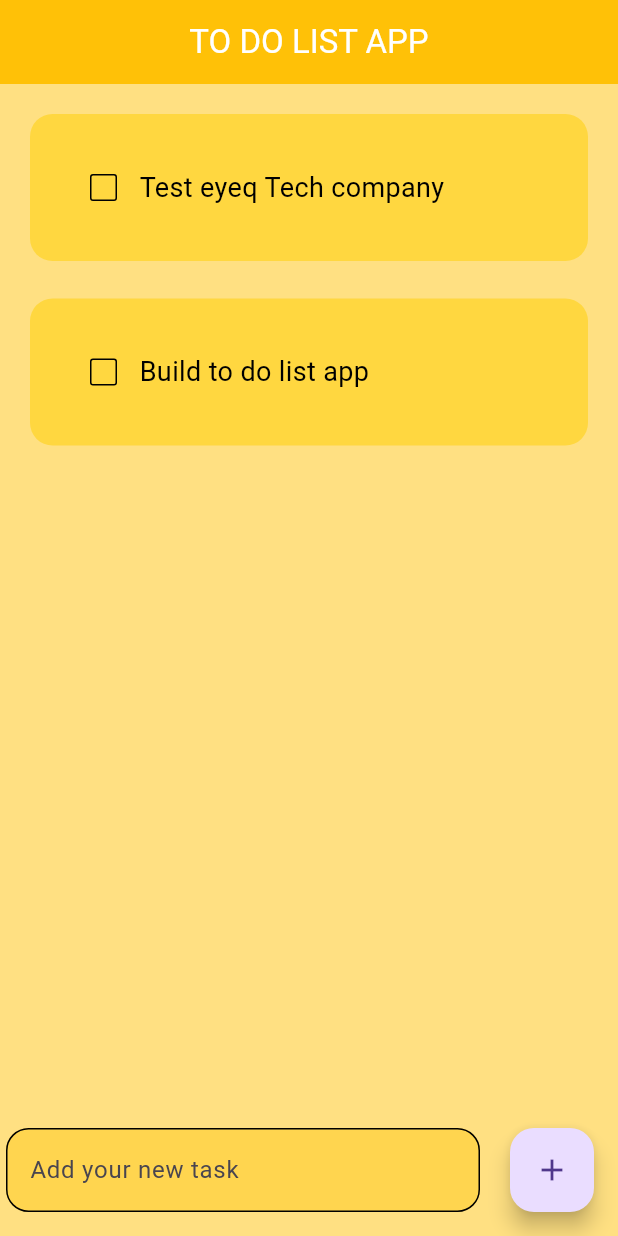
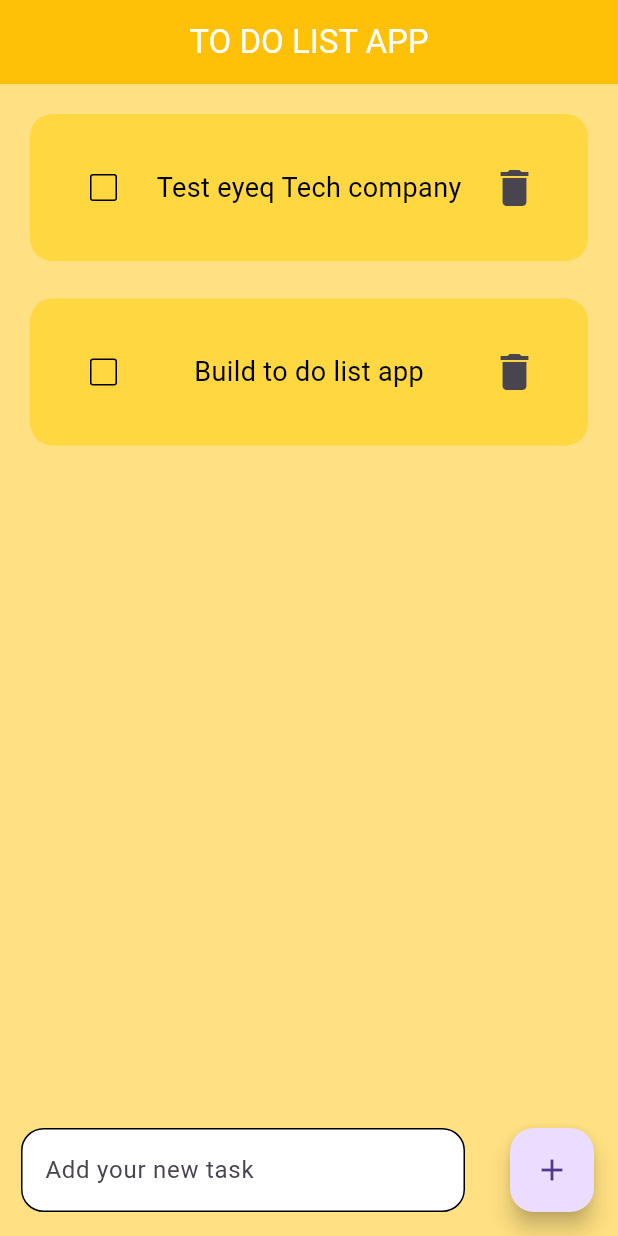
Before and after one commit to HTNhan0505/Todo_list_app, a Flutter app: the screen it shows after launch, on a phone screen of 412 x 824 dp. Run offline on Flutter 3.47's test engine with Material 3 defaults, Android fonts, the phone set to English and light mode, and no system bars; our stand-ins replace flutter_slidable.

Commit message:
update delete task and validate form

```diff
--- a/lib/pages/home_page.dart
+++ b/lib/pages/home_page.dart
@@ -10,6 +10,8 @@ class HomePage extends StatefulWidget {
 
 class _HomePageState extends State<HomePage> {
   final _text = TextEditingController();
+  bool _validate = false;
+
   List toDoList = [
     ['Test eyeq Tech company', false],
     ['Build to do list app', false]
@@ -22,9 +24,22 @@ class _HomePageState extends State<HomePage> {
   }
 
   void createNewTab() {
+    if(_text.text.isEmpty) {
+      setState(() {
+        _validate = true;
+      });
+    } else {
+      setState(() {
+        _validate = false;
+        toDoList.add([_text.text, false]);
+        _text.clear();
+      });
+    }
+  }
+
+  void deleteTask(int index) {
     setState(() {
-      toDoList.add([_text.text,false]);
-      _text.clear();
+      toDoList.removeAt(index);
     });
   }
 
@@ -45,19 +60,21 @@ class _HomePageState extends State<HomePage> {
               taskName: toDoList[index][0],
               isCompleted: toDoList[index][1],
               onChanged: (value) => checkBoxChanged(index),
+              handleDelete: () => deleteTask(index),
             );
           }),
       floatingActionButton: Row(
         children: [
           Expanded(
               child: Padding(
-            padding: const EdgeInsets.symmetric(horizontal: 20),
+            padding: const EdgeInsets.symmetric(horizontal: 30),
             child: TextField(
               controller: _text,
               decoration: InputDecoration(
                   hintText: 'Add your new task',
                   filled: true,
-                  fillColor: Colors.amber.shade300,
+                  fillColor: Colors.white,
+                  errorText: _validate ? "Value Can't Be Empty" : null,
                   enabledBorder: OutlineInputBorder(
                       borderSide: const BorderSide(color: Colors.black),
                       borderRadius: BorderRadius.circular(15))),
--- a/lib/pages/todo_item.dart
+++ b/lib/pages/todo_item.dart
@@ -1,15 +1,18 @@
 import 'package:flutter/material.dart';
+import 'package:flutter_slidable/flutter_slidable.dart';
 
 class TodoItem extends StatelessWidget {
   const TodoItem(
       {super.key,
       required this.taskName,
       required this.isCompleted,
-      this.onChanged});
+      required this.onChanged, required this.handleDelete,
+      });
 
   final String taskName;
   final bool isCompleted;
   final Function(bool?)? onChanged;
+  final VoidCallback  handleDelete;
 
   @override
   Widget build(BuildContext context) {
@@ -22,6 +25,7 @@ class TodoItem extends StatelessWidget {
           borderRadius: BorderRadius.circular(15),
         ),
         child: Row(
+          mainAxisAlignment: MainAxisAlignment.spaceBetween,
           children: [
             Checkbox(
               value: isCompleted,
@@ -41,6 +45,11 @@ class TodoItem extends StatelessWidget {
                   decorationColor: Colors.black,
                   decorationThickness: 3),
             ),
+            IconButton(
+              iconSize: 32,
+              icon: const Icon(Icons.delete),
+              onPressed: handleDelete,
+            ),
           ],
         ),
       ),
--- a/pubspec.yaml
+++ b/pubspec.yaml
@@ -35,6 +35,7 @@ dependencies:
   # The following adds the Cupertino Icons font to your application.
   # Use with the CupertinoIcons class for iOS style icons.
   cupertino_icons: ^1.0.8
+  flutter_slidable: ^3.1.1
 
 dev_dependencies:
   flutter_test:
```
Also changed, not shown: pubspec.lock.
